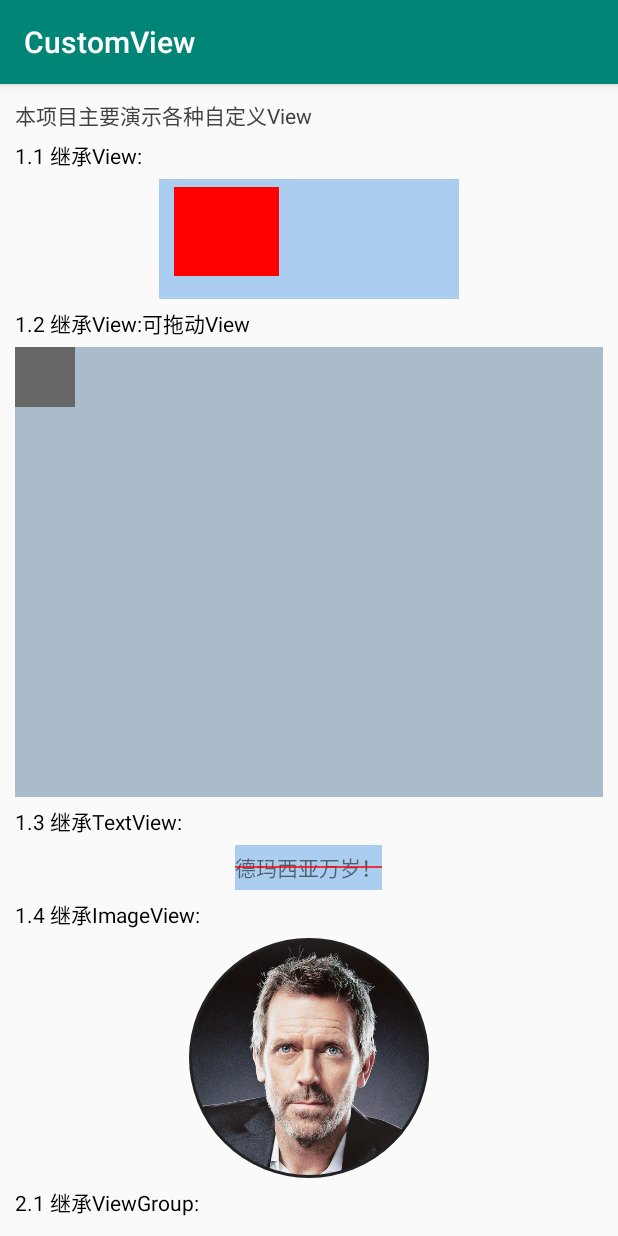
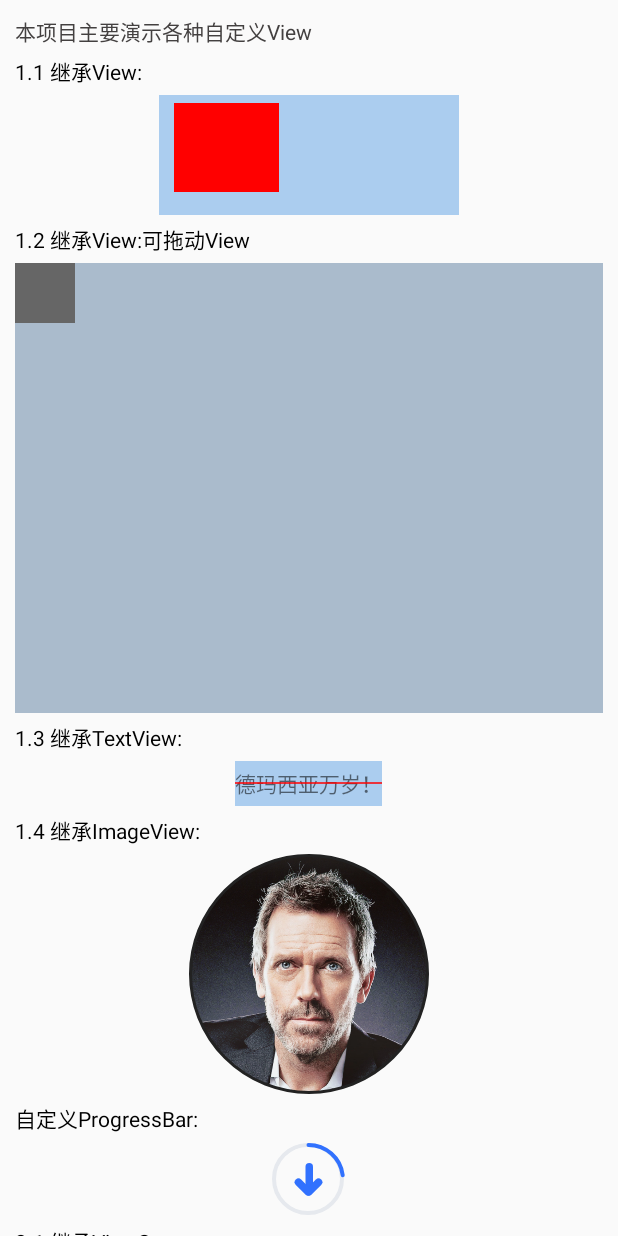
Before and after one commit to shaoshuai904/CustomView, an Android app: the screen it shows after launch (MainActivity), on a phone screen of 412 x 824 dp. Run offline under Robolectric (Android 15) with nearby library versions, the phone set to English and light mode, and no system bars; our stand-ins replace CircleImageView, data binding; pictures from the network do not load.

Commit message:
添加可自定义状态icon的CircleProgressBar

```diff
--- a/app/build.gradle
+++ b/app/build.gradle
@@ -6,7 +6,7 @@ android {
     compileSdkVersion 28
     defaultConfig {
         applicationId "com.maple.customview"
-        minSdkVersion 16
+        minSdkVersion 19
         targetSdkVersion 28
         versionCode 1
         versionName "1.0"
@@ -26,8 +26,8 @@ android {
 dependencies {
     implementation fileTree(dir: 'libs', include: ['*.jar'])
     implementation 'androidx.appcompat:appcompat:1.1.0'
-    implementation 'androidx.constraintlayout:constraintlayout:2.0.0-beta2'
-    implementation 'com.google.android.material:material:1.1.0-beta01'
+    implementation 'androidx.constraintlayout:constraintlayout:2.0.0-beta4'
+    implementation 'com.google.android.material:material:1.2.0-alpha05'
     implementation "org.jetbrains.kotlin:kotlin-stdlib-jdk8:$kotlin_version"
 
     // test impl
--- a/app/src/main/java/com/maple/customview/MainActivity.kt
+++ b/app/src/main/java/com/maple/customview/MainActivity.kt
@@ -1,10 +1,11 @@
 package com.maple.customview
 
+import android.content.Context
 import android.os.Bundle
 import android.view.View
 import android.widget.Toast
-import androidx.appcompat.app.AppCompatActivity
 import androidx.databinding.DataBindingUtil
+import androidx.fragment.app.FragmentActivity
 import com.maple.customview.adapter.BaseQuickAdapter
 import com.maple.customview.adapter.ValuePackAdapter
 import com.maple.customview.adapter.ValuePackBean
@@ -16,24 +17,19 @@ import com.maple.customview.databinding.ActivityMainBinding
  * @author maple
  * @time 2019/1/14
  */
-class MainActivity : AppCompatActivity() {
-    lateinit var binding: ActivityMainBinding
-    private val valuePackAdapter by lazy {
-        ValuePackAdapter(this).apply {
-            onItemClickListener = object : BaseQuickAdapter.OnItemClickListener {
-                override fun onItemClick(view: View, position: Int) {
-                    updateCurrentSelectItem(position)
-                }
-            }
-        }
-    }
+class MainActivity : FragmentActivity() {
+    private lateinit var binding: ActivityMainBinding
+    private lateinit var mContext: Context
+    private var isDownloading = true // 默认下载状态
 
     override fun onCreate(savedInstanceState: Bundle?) {
         super.onCreate(savedInstanceState)
         binding = DataBindingUtil.setContentView(this, R.layout.activity_main)
 
+        mContext = this
         initView()
     }
+
 
     private fun initView() {
         binding.apply {
@@ -44,22 +40,35 @@ class MainActivity : AppCompatActivity() {
                     Toast.makeText(this@MainActivity, "back", Toast.LENGTH_SHORT).show()
                 })
             }
-            rvRecords.apply {
-                adapter = valuePackAdapter
+            //
+            cpbStatusBar.apply {
+                progress = 23
+                setInterIcon(R.drawable.svg_download_ing)
+                setOnClickListener {
+                    if (isDownloading) {
+                        setInterIcon(R.drawable.svg_download_pause)
+                    } else {
+                        setInterIcon(R.drawable.svg_download_ing)
+                    }
+                    isDownloading = !isDownloading
+                }
             }
+            // 自定义单选adapter
+            val valuePackAdapter = ValuePackAdapter(mContext).apply {
+                onItemClickListener = object : BaseQuickAdapter.OnItemClickListener {
+                    override fun onItemClick(view: View, position: Int) {
+                        updateCurrentSelectItem(position)
+                    }
+                }
+            }
+            rvRecords.adapter = valuePackAdapter
+            valuePackAdapter.refreshData(arrayListOf(
+                    ValuePackBean("单次", 0.01F, 0.01F, 2),
+                    ValuePackBean("包月", 0.02F, 0.02F, 30),
+                    ValuePackBean("俩月", 0.03F, 0.03F, 60)
+            ))
+            valuePackAdapter.updateCurrentSelectItem(0)// 默认选中
         }
 
-        valuePackAdapter.refreshData(getTestData())
-        valuePackAdapter.updateCurrentSelectItem(0)// 默认选中
     }
-
-
-    private fun getTestData(): List<ValuePackBean> {
-        return arrayListOf(
-                ValuePackBean("单次", 0.01F, 0.01F, 2),
-                ValuePackBean("包月", 0.02F, 0.02F, 30),
-                ValuePackBean("俩月", 0.03F, 0.03F, 60)
-        )
-    }
-
 }
--- a/app/src/main/java/com/maple/customview/adapter/ValuePackAdapter.kt
+++ b/app/src/main/java/com/maple/customview/adapter/ValuePackAdapter.kt
@@ -34,7 +34,7 @@ class ValuePackAdapter(val mContext: Context)
         (holder as ValuePackViewHolder).bind(getItem(position))
     }
 
-    inner class ValuePackViewHolder(val binding: ViewValuePackBinding)
+    inner class ValuePackViewHolder(private val binding: ViewValuePackBinding)
         : RecyclerView.ViewHolder(binding.root) {
 
         fun bind(item: ValuePackBean) {
--- /dev/null
+++ b/app/src/main/java/com/maple/customview/utils/DensityUtils.kt
@@ -0,0 +1,33 @@
+package com.maple.customview.utils
+
+import android.content.Context
+import android.util.TypedValue
+
+/**
+ * @author maple
+ * @time 2018/3/10
+ */
+object DensityUtils {
+
+    @JvmStatic
+    fun dp2px(context: Context, dpVal: Float): Int {
+        return TypedValue.applyDimension(TypedValue.COMPLEX_UNIT_DIP, dpVal, context.resources.displayMetrics).toInt()
+    }
+
+    @JvmStatic
+    fun px2dp(context: Context, pxVal: Int): Float {
+        val scale = context.resources.displayMetrics.density
+        return pxVal / scale
+    }
+
+    @JvmStatic
+    fun sp2px(context: Context, spVal: Float): Int {
+        return TypedValue.applyDimension(TypedValue.COMPLEX_UNIT_SP, spVal, context.resources.displayMetrics).toInt()
+    }
+
+    @JvmStatic
+    fun px2sp(context: Context, pxVal: Float): Float {
+        return pxVal / context.resources.displayMetrics.scaledDensity
+    }
+
+}
--- /dev/null
+++ b/app/src/main/java/com/maple/customview/view/CircleProgressBar.java
@@ -0,0 +1,122 @@
+package com.maple.customview.view;
+
+import android.content.Context;
+import android.graphics.Canvas;
+import android.graphics.Color;
+import android.graphics.Paint;
+import android.graphics.RectF;
+import android.graphics.drawable.Drawable;
+import android.util.AttributeSet;
+import android.widget.ProgressBar;
+
+import androidx.annotation.DrawableRes;
+import androidx.core.content.ContextCompat;
+
+import com.maple.customview.R;
+import com.maple.customview.utils.DensityUtils;
+
+/**
+ * 圆形进度条，可内嵌不同状态的小icon
+ *
+ * @author : shaoshuai27
+ * @date ：2020/4/6
+ */
+public class CircleProgressBar extends ProgressBar {
+    private int mDefaultColor;//默认圆的颜色
+    private int mReachedColor;//进度条的颜色
+    private int mLineWidth;//进度条线的宽度
+    private int mInterSize;//内部图形的大小
+    private Drawable mInterDrawable; // 内部图形
+    private Paint mPaint;
+
+    public CircleProgressBar(Context context) {
+        this(context, null);
+    }
+
+    public CircleProgressBar(Context context, AttributeSet attrs) {
+        this(context, attrs, 0);
+    }
+
+    public CircleProgressBar(Context context, AttributeSet attrs, int defStyleAttr) {
+        super(context, attrs, defStyleAttr);
+        mDefaultColor = Color.parseColor("#E6E9EE");
+        mReachedColor = Color.parseColor("#3171FE");
+        mLineWidth = DensityUtils.dp2px(context, 3f);
+        mInterSize = DensityUtils.dp2px(context, 22f);
+        mInterDrawable = context.getResources().getDrawable(R.drawable.svg_download_pause);
+        setPaint();
+    }
+
+    private void setPaint() {
+        mPaint = new Paint();
+        mPaint.setAntiAlias(true);//抗锯齿
+        mPaint.setDither(true);//防抖动，绘制出来的图要更加柔和清晰
+        mPaint.setStyle(Paint.Style.STROKE);//设置填充样式
+        mPaint.setStrokeCap(Paint.Cap.ROUND);//设置画笔笔刷类型
+    }
+
+    @Override
+    protected synchronized void onDraw(Canvas canvas) {
+        super.onDraw(canvas);
+        canvas.save();
+        //为了保证最外层的圆弧全部显示，我们通常会设置自定义view的padding属性，这样就有了内边距，所以画笔应该平移到内边距的位置，这样画笔才会刚好在最外层的圆弧上
+        //画笔平移到指定paddingLeft， getPaddingTop()位置
+        canvas.translate(getPaddingStart(), getPaddingTop());
+
+        int viewWidth = getMeasuredWidth() - getPaddingStart() - getPaddingEnd();
+        int mRadius = viewWidth / 2;// 半径大小
+
+//        mPaint.setStyle(Paint.Style.STROKE);
+//        mPaint.setColor(Color.RED);
+//        mPaint.setStrokeWidth(1);
+//        canvas.drawRect(0, 0, viewWidth, viewWidth, mPaint);
+
+        mPaint.setStyle(Paint.Style.STROKE);
+        //画默认圆(边框)的一些设置
+        mPaint.setColor(mDefaultColor);
+        mPaint.setStrokeWidth(mLineWidth);
+
+        canvas.drawCircle(mRadius, mRadius, mRadius, mPaint);
+
+        //画进度条的一些设置
+        mPaint.setColor(mReachedColor);
+        mPaint.setStrokeWidth(mLineWidth);
+        //根据进度绘制圆弧
+        float sweepAngle = getProgress() * 1.0f / getMax() * 360;
+        canvas.drawArc(new RectF(0, 0, viewWidth, viewWidth), -90, sweepAngle, false, mPaint);
+
+        // 第二次偏移值，画内部状态图
+        float padding2 = (viewWidth - mInterSize) / 2;
+        canvas.translate(padding2, padding2);
+//        mPaint.setColor(Color.RED);
+//        mPaint.setStrokeWidth(1);
+//        canvas.drawRect(0, 0, mInterSize, mInterSize, mPaint);
+        if (mInterDrawable != null) {
+            mInterDrawable.setBounds(0, 0, mInterSize, mInterSize);
+            mInterDrawable.draw(canvas);
+        } else {
+            String text = "" + getProgress();
+            mPaint.setStyle(Paint.Style.FILL);
+            mPaint.setStrokeWidth(8);
+            mPaint.setTextSize(50);
+            mPaint.setTextAlign(Paint.Align.CENTER);
+            Paint.FontMetrics fontMetrics = mPaint.getFontMetrics();
+            float distance = (fontMetrics.bottom - fontMetrics.top) / 2 - fontMetrics.bottom;
+            float baseline = mInterSize / 2 + distance;
+            canvas.drawText(text, mInterSize / 2, baseline, mPaint);
+        }
+        canvas.restore();
+    }
+
+    // 设置内部状态icon
+    public void setInterIcon(@DrawableRes int resId) {
+        Drawable drawable = ContextCompat.getDrawable(getContext(), resId);
+        setInterIcon(drawable);
+    }
+
+    // 设置内部状态icon
+    public void setInterIcon(Drawable drawable) {
+        this.mInterDrawable = drawable;
+        invalidate();
+    }
+}
--- /dev/null
+++ b/app/src/main/res/drawable/svg_download_ing.xml
@@ -0,0 +1,24 @@
+<vector xmlns:android="http://schemas.android.com/apk/res/android"
+    android:width="22dp"
+    android:height="22dp"
+    android:viewportWidth="22"
+    android:viewportHeight="22">
+    <path
+        android:fillColor="#3171FE"
+        android:fillType="evenOdd"
+        android:pathData="M11.5,18L11.5,18A2.5,2.5 0,0 1,9 15.5L9,2.5A2.5,2.5 0,0 1,11.5 0L11.5,0A2.5,2.5 0,0 1,14 2.5L14,15.5A2.5,2.5 0,0 1,11.5 18z"
+        android:strokeWidth="1"
+        android:strokeColor="#00000000" />
+    <path
+        android:fillColor="#3171FE"
+        android:fillType="evenOdd"
+        android:pathData="M9.5503,20.9497L9.5503,20.9497A2.5,2.5 109.0913,0 1,9.5503 17.4142L15.9142,11.0503A2.5,2.5 111.9332,0 1,19.4497 11.0503L19.4497,11.0503A2.5,2.5 111.9332,0 1,19.4497 14.5858L13.0858,20.9497A2.5,2.5 109.0913,0 1,9.5503 20.9497z"
+        android:strokeWidth="1"
+        android:strokeColor="#00000000" />
+    <path
+        android:fillColor="#3171FE"
+        android:fillType="evenOdd"
+        android:pathData="M2.5503,11.0503L2.5503,11.0503A2.5,2.5 81.4973,0 0,2.5503 14.5858L8.9142,20.9497A2.5,2.5 0,0 0,12.4497 20.9497L12.4497,20.9497A2.5,2.5 0,0 0,12.4497 17.4142L6.0858,11.0503A2.5,2.5 81.4973,0 0,2.5503 11.0503z"
+        android:strokeWidth="1"
+        android:strokeColor="#00000000" />
+</vector>
--- /dev/null
+++ b/app/src/main/res/drawable/svg_download_pause.xml
@@ -0,0 +1,18 @@
+<vector xmlns:android="http://schemas.android.com/apk/res/android"
+    android:width="22dp"
+    android:height="22dp"
+    android:viewportWidth="22"
+    android:viewportHeight="22">
+    <path
+        android:fillColor="#3171FE"
+        android:fillType="evenOdd"
+        android:pathData="M6.5,2L6.5,2A2.5,2.5 0,0 1,9 4.5L9,17.5A2.5,2.5 0,0 1,6.5 20L6.5,20A2.5,2.5 0,0 1,4 17.5L4,4.5A2.5,2.5 0,0 1,6.5 2z"
+        android:strokeWidth="1"
+        android:strokeColor="#00000000" />
+    <path
+        android:fillColor="#3171FE"
+        android:fillType="evenOdd"
+        android:pathData="M15.5,2L15.5,2A2.5,2.5 0,0 1,18 4.5L18,17.5A2.5,2.5 0,0 1,15.5 20L15.5,20A2.5,2.5 0,0 1,13 17.5L13,4.5A2.5,2.5 0,0 1,15.5 2z"
+        android:strokeWidth="1"
+        android:strokeColor="#00000000" />
+</vector>
--- a/app/src/main/res/layout/activity_main.xml
+++ b/app/src/main/res/layout/activity_main.xml
@@ -33,9 +33,9 @@
                 android:layout_height="80dp"
                 android:background="#abcdef"
                 android:minWidth="150dp"
-                android:paddingLeft="10dp"
+                android:paddingStart="10dp"
                 android:paddingTop="5dp"
-                android:paddingRight="120dp"
+                android:paddingEnd="120dp"
                 android:paddingBottom="15dp"
                 app:rect_color="#00ffff" />
 
@@ -94,6 +94,20 @@
                 android:layout_height="wrap_content"
                 android:layout_marginTop="5dp"
                 android:layout_marginBottom="5dp"
+                android:text="自定义ProgressBar:"
+                android:textColor="#000000" />
+
+            <com.maple.customview.view.CircleProgressBar
+                android:id="@+id/cpb_status_bar"
+                android:layout_width="50dp"
+                android:layout_height="50dp"
+                android:padding="2dp" />
+
+            <TextView
+                android:layout_width="match_parent"
+                android:layout_height="wrap_content"
+                android:layout_marginTop="5dp"
+                android:layout_marginBottom="5dp"
                 android:text="2.1 继承ViewGroup:"
                 android:textColor="#000000" />
 
```
